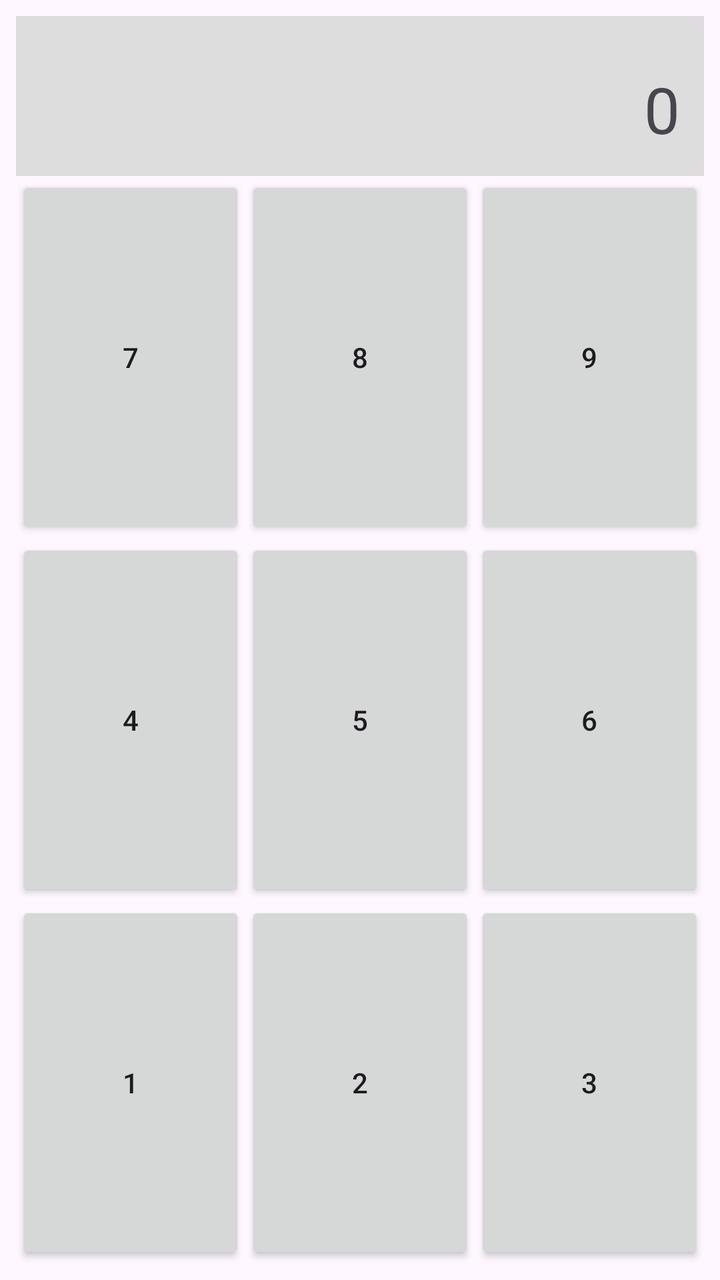
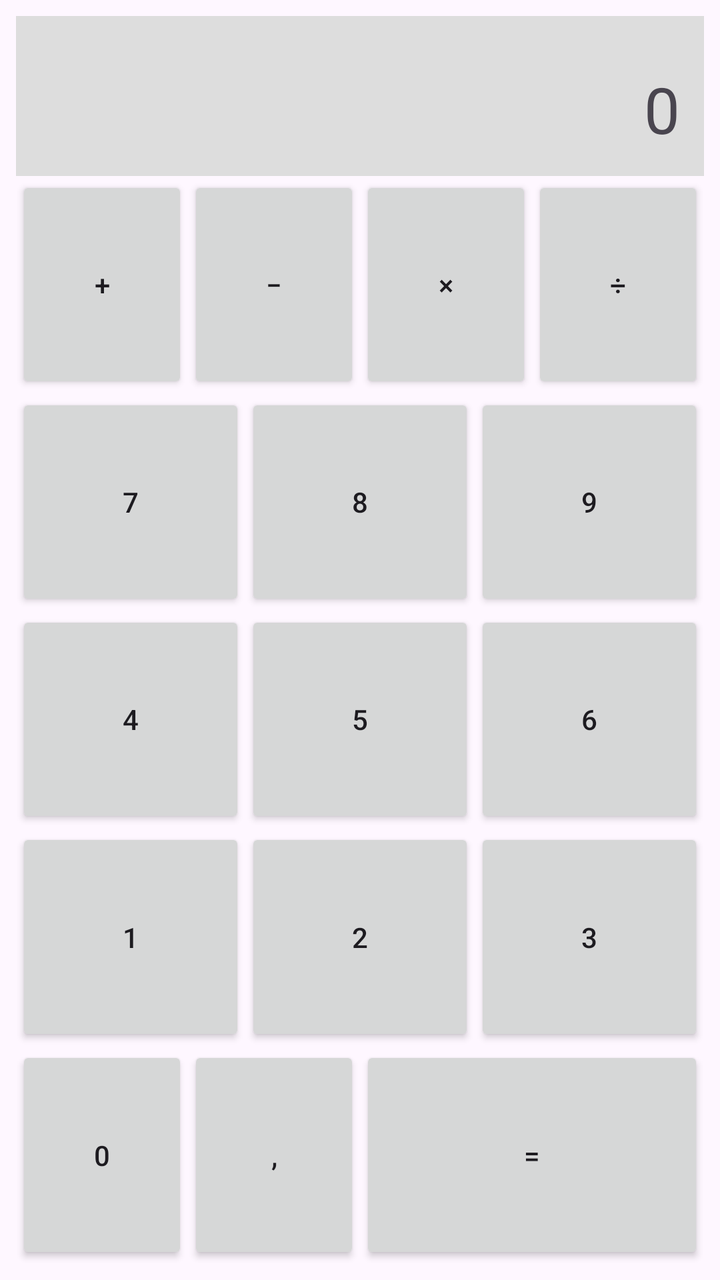

An Android layout rendered at two revisions. The XML below is the earlier revision; the diff shows what the commit changed to produce the second picture.
<!-- AndroidManifest.xml: application theme Theme.MyApplication -->
<!-- res/layout/activity_main.xml -->
<?xml version="1.0" encoding="utf-8"?>
<LinearLayout xmlns:android="http://schemas.android.com/apk/res/android"
    android:layout_width="match_parent"
    android:layout_height="match_parent"
    android:orientation="vertical"
    android:padding="8dp">

    <TextView
        android:layout_width="match_parent"
        android:layout_height="80dp"
        android:background="#DDDDDD"
        android:gravity="end|bottom"
        android:padding="12dp"
        android:text="0"
        android:textSize="32sp" />

    <LinearLayout
        android:layout_width="match_parent"
        android:layout_height="0dp"
        android:layout_weight="1"
        android:orientation="horizontal">

        <Button
            android:layout_width="0dp"
            android:layout_height="match_parent"
            android:layout_weight="1"
            android:text="7" />

        <Button
            android:layout_width="0dp"
            android:layout_height="match_parent"
            android:layout_weight="1"
            android:text="8" />

        <Button
            android:layout_width="0dp"
            android:layout_height="match_parent"
            android:layout_weight="1"
            android:text="9" />
    </LinearLayout>

    <LinearLayout
        android:layout_width="match_parent"
        android:layout_height="0dp"
        android:layout_weight="1"
        android:orientation="horizontal">

        <Button
            android:layout_width="0dp"
            android:layout_height="match_parent"
            android:layout_weight="1"
            android:text="4" />

        <Button
            android:layout_width="0dp"
            android:layout_height="match_parent"
            android:layout_weight="1"
            android:text="5" />

        <Button
            android:layout_width="0dp"
            android:layout_height="match_parent"
            android:layout_weight="1"
            android:text="6" />
    </LinearLayout>

    <LinearLayout
        android:layout_width="match_parent"
        android:layout_height="0dp"
        android:layout_weight="1"
        android:orientation="horizontal">

        <Button
            android:layout_width="0dp"
            android:layout_height="match_parent"
            android:layout_weight="1"
            android:text="1" />

        <Button
            android:layout_width="0dp"
            android:layout_height="match_parent"
            android:layout_weight="1"
            android:text="2" />

        <Button
            android:layout_width="0dp"
            android:layout_height="match_parent"
            android:layout_weight="1"
            android:text="3" />
    </LinearLayout>

</LinearLayout>
<!-- resources referenced by this layout -->
<resources>
  <style name="Theme.MyApplication" parent="Base.Theme.MyApplication" />
  <style name="Base.Theme.MyApplication" parent="Theme.Material3.DayNight.NoActionBar">
          
          
      </style>
</resources>

<!-- the commit's change to res/layout/activity_main.xml (unified diff, before → after) -->
@@ -13,6 +13,37 @@
         android:padding="12dp"
         android:text="0"
         android:textSize="32sp" />
+
+    <LinearLayout
+        android:layout_width="match_parent"
+        android:layout_height="0dp"
+        android:layout_weight="1"
+        android:orientation="horizontal">
+
+        <Button
+            android:layout_width="0dp"
+            android:layout_height="match_parent"
+            android:layout_weight="1"
+            android:text="+" />
+
+        <Button
+            android:layout_width="0dp"
+            android:layout_height="match_parent"
+            android:layout_weight="1"
+            android:text="−" />
+
+        <Button
+            android:layout_width="0dp"
+            android:layout_height="match_parent"
+            android:layout_weight="1"
+            android:text="×" />
+
+        <Button
+            android:layout_width="0dp"
+            android:layout_height="match_parent"
+            android:layout_weight="1"
+            android:text="÷" />
+    </LinearLayout>
 
     <LinearLayout
         android:layout_width="match_parent"
@@ -89,4 +120,29 @@
             android:text="3" />
     </LinearLayout>
 
+    <LinearLayout
+        android:layout_width="match_parent"
+        android:layout_height="0dp"
+        android:layout_weight="1"
+        android:orientation="horizontal">
+
+        <Button
+            android:layout_width="0dp"
+            android:layout_height="match_parent"
+            android:layout_weight="1"
+            android:text="0" />
+
+        <Button
+            android:layout_width="0dp"
+            android:layout_height="match_parent"
+            android:layout_weight="1"
+            android:text="," />
+
+        <Button
+            android:layout_width="0dp"
+            android:layout_height="match_parent"
+            android:layout_weight="2"
+            android:text="=" />
+    </LinearLayout>
+
 </LinearLayout>
